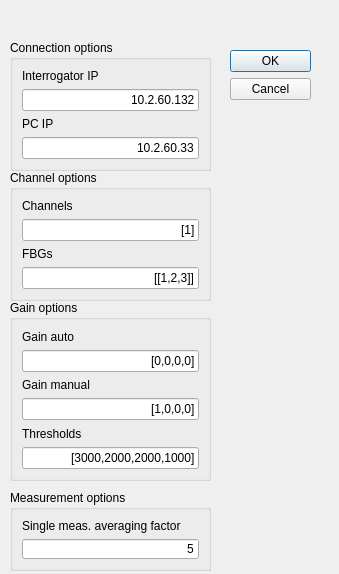
First picture: the form in UIs/it_parameters_dialog.ui, repository IlyaVatnik/AFR_interrogator, before the edit.
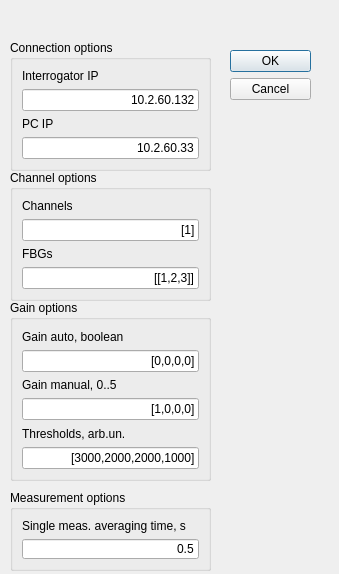
Second picture: the form after the edit.

Diff of the .ui file:
```diff
--- a/UIs/it_parameters_dialog.ui
+++ b/UIs/it_parameters_dialog.ui
@@ -147,7 +147,7 @@
     <item>
      <widget class="QLabel" name="label_30">
       <property name="text">
-       <string>Gain auto</string>
+       <string>Gain auto, boolean</string>
       </property>
      </widget>
     </item>
@@ -164,7 +164,7 @@
     <item>
      <widget class="QLabel" name="label_29">
       <property name="text">
-       <string>Gain manual</string>
+       <string>Gain manual, 0..5</string>
       </property>
      </widget>
     </item>
@@ -181,7 +181,7 @@
     <item>
      <widget class="QLabel" name="label_31">
       <property name="text">
-       <string>Thresholds</string>
+       <string>Thresholds, arb.un.</string>
       </property>
      </widget>
     </item>
@@ -213,14 +213,14 @@
     <item>
      <widget class="QLabel" name="label_32">
       <property name="text">
-       <string>Single meas. averaging factor</string>
+       <string>Single meas. averaging time, s</string>
       </property>
      </widget>
     </item>
     <item>
      <widget class="QLineEdit" name="lineEdit_">
       <property name="text">
-       <string>5</string>
+       <string>0.5</string>
       </property>
       <property name="alignment">
        <set>Qt::AlignRight|Qt::AlignTrailing|Qt::AlignVCenter</set>
```
Left out of the diff: 2 changed lines with no effect on the pictures.
